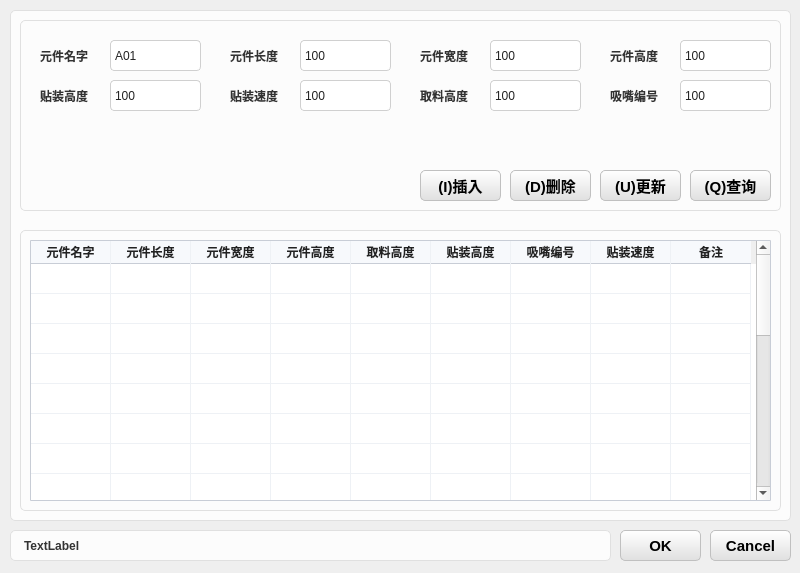
HeJun20250905/ProductProJect, file Solution/HuiRuMachineH/HuiRuMachineH/ChildDialog/DataDialog.ui: the form before one commit.
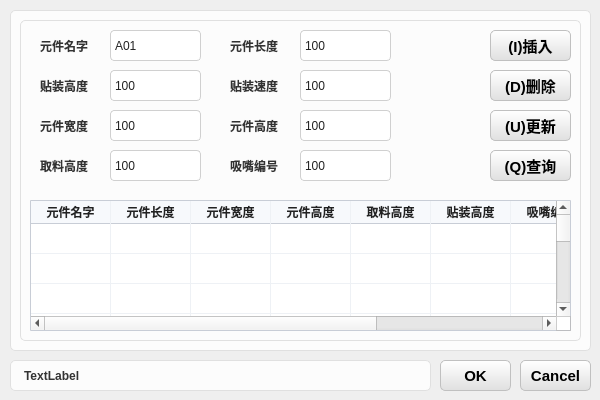
The form after the commit.

Patch:
```diff
--- a/Solution/HuiRuMachineH/HuiRuMachineH/ChildDialog/DataDialog.ui
+++ b/Solution/HuiRuMachineH/HuiRuMachineH/ChildDialog/DataDialog.ui
@@ -6,8 +6,8 @@
    <rect>
     <x>0</x>
     <y>0</y>
-    <width>800</width>
-    <height>573</height>
+    <width>600</width>
+    <height>400</height>
    </rect>
   </property>
   <property name="windowTitle">
@@ -133,8 +133,8 @@
    <property name="geometry">
     <rect>
      <x>10</x>
-     <y>530</y>
-     <width>601</width>
+     <y>360</y>
+     <width>421</width>
      <height>31</height>
     </rect>
    </property>
@@ -147,8 +147,8 @@
     <rect>
      <x>10</x>
      <y>0</y>
-     <width>781</width>
-     <height>521</height>
+     <width>581</width>
+     <height>351</height>
     </rect>
    </property>
    <property name="title">
@@ -159,8 +159,8 @@
      <rect>
       <x>10</x>
       <y>10</y>
-      <width>761</width>
-      <height>201</height>
+      <width>561</width>
+      <height>331</height>
      </rect>
     </property>
     <property name="title">
@@ -169,8 +169,8 @@
     <widget class="QLabel" name="label_4">
      <property name="geometry">
       <rect>
-       <x>400</x>
-       <y>30</y>
+       <x>20</x>
+       <y>100</y>
        <width>61</width>
        <height>31</height>
       </rect>
@@ -190,8 +190,8 @@
     <widget class="QLabel" name="label_9">
      <property name="geometry">
       <rect>
-       <x>590</x>
-       <y>70</y>
+       <x>210</x>
+       <y>140</y>
        <width>61</width>
        <height>31</height>
       </rect>
@@ -211,8 +211,8 @@
     <widget class="QLineEdit" name="lineEdit_NozzleId">
      <property name="geometry">
       <rect>
-       <x>660</x>
-       <y>70</y>
+       <x>280</x>
+       <y>140</y>
        <width>91</width>
        <height>31</height>
       </rect>
@@ -224,8 +224,8 @@
     <widget class="QLabel" name="label_7">
      <property name="geometry">
       <rect>
-       <x>590</x>
-       <y>30</y>
+       <x>210</x>
+       <y>100</y>
        <width>61</width>
        <height>31</height>
       </rect>
@@ -245,8 +245,8 @@
     <widget class="QLineEdit" name="lineEdit_PickZ">
      <property name="geometry">
       <rect>
-       <x>470</x>
-       <y>70</y>
+       <x>90</x>
+       <y>140</y>
        <width>91</width>
        <height>31</height>
       </rect>
@@ -259,7 +259,7 @@
      <property name="geometry">
       <rect>
        <x>210</x>
-       <y>70</y>
+       <y>60</y>
        <width>61</width>
        <height>31</height>
       </rect>
@@ -280,7 +280,7 @@
      <property name="geometry">
       <rect>
        <x>280</x>
-       <y>30</y>
+       <y>20</y>
        <width>91</width>
        <height>31</height>
       </rect>
@@ -292,8 +292,8 @@
     <widget class="QLineEdit" name="lineEdit_Width">
      <property name="geometry">
       <rect>
-       <x>470</x>
-       <y>30</y>
+       <x>90</x>
+       <y>100</y>
        <width>91</width>
        <height>31</height>
       </rect>
@@ -306,7 +306,7 @@
      <property name="geometry">
       <rect>
        <x>20</x>
-       <y>70</y>
+       <y>60</y>
        <width>61</width>
        <height>31</height>
       </rect>
@@ -327,7 +327,7 @@
      <property name="geometry">
       <rect>
        <x>280</x>
-       <y>70</y>
+       <y>60</y>
        <width>91</width>
        <height>31</height>
       </rect>
@@ -339,8 +339,8 @@
     <widget class="QLineEdit" name="lineEdit_Height">
      <property name="geometry">
       <rect>
-       <x>660</x>
-       <y>30</y>
+       <x>280</x>
+       <y>100</y>
        <width>91</width>
        <height>31</height>
       </rect>
@@ -353,7 +353,7 @@
      <property name="geometry">
       <rect>
        <x>210</x>
-       <y>30</y>
+       <y>20</y>
        <width>61</width>
        <height>31</height>
       </rect>
@@ -374,7 +374,7 @@
      <property name="geometry">
       <rect>
        <x>20</x>
-       <y>30</y>
+       <y>20</y>
        <width>61</width>
        <height>31</height>
       </rect>
@@ -395,7 +395,7 @@
      <property name="geometry">
       <rect>
        <x>90</x>
-       <y>70</y>
+       <y>60</y>
        <width>91</width>
        <height>31</height>
       </rect>
@@ -408,7 +408,7 @@
      <property name="geometry">
       <rect>
        <x>90</x>
-       <y>30</y>
+       <y>20</y>
        <width>91</width>
        <height>31</height>
       </rect>
@@ -420,8 +420,8 @@
     <widget class="QLabel" name="label_10">
      <property name="geometry">
       <rect>
-       <x>400</x>
-       <y>70</y>
+       <x>20</x>
+       <y>140</y>
        <width>61</width>
        <height>31</height>
       </rect>
@@ -441,8 +441,8 @@
     <widget class="QPushButton" name="pushButton_Query">
      <property name="geometry">
       <rect>
-       <x>670</x>
-       <y>160</y>
+       <x>470</x>
+       <y>140</y>
        <width>81</width>
        <height>31</height>
       </rect>
@@ -461,8 +461,8 @@
     <widget class="QPushButton" name="pushButton_Update">
      <property name="geometry">
       <rect>
-       <x>580</x>
-       <y>160</y>
+       <x>470</x>
+       <y>100</y>
        <width>81</width>
        <height>31</height>
       </rect>
@@ -481,8 +481,8 @@
     <widget class="QPushButton" name="pushButton_Delete">
      <property name="geometry">
       <rect>
-       <x>490</x>
-       <y>160</y>
+       <x>470</x>
+       <y>60</y>
        <width>81</width>
        <height>31</height>
       </rect>
@@ -501,8 +501,8 @@
     <widget class="QPushButton" name="pushButton_Insert">
      <property name="geometry">
       <rect>
-       <x>400</x>
-       <y>160</y>
+       <x>470</x>
+       <y>20</y>
        <width>81</width>
        <height>31</height>
       </rect>
@@ -518,26 +518,13 @@
       <string>(I)插入</string>
      </property>
     </widget>
-   </widget>
-   <widget class="QGroupBox" name="groupBox_3">
-    <property name="geometry">
-     <rect>
-      <x>10</x>
-      <y>220</y>
-      <width>761</width>
-      <height>291</height>
-     </rect>
-    </property>
-    <property name="title">
-     <string/>
-    </property>
     <widget class="QTableWidget" name="tableWidget">
      <property name="geometry">
       <rect>
        <x>10</x>
-       <y>20</y>
-       <width>741</width>
-       <height>261</height>
+       <y>190</y>
+       <width>541</width>
+       <height>131</height>
       </rect>
      </property>
      <attribute name="horizontalHeaderVisible">
@@ -706,9 +693,9 @@
   <widget class="QPushButton" name="pushButton_Cancel">
    <property name="geometry">
     <rect>
-     <x>710</x>
-     <y>530</y>
-     <width>81</width>
+     <x>520</x>
+     <y>360</y>
+     <width>71</width>
      <height>31</height>
     </rect>
    </property>
@@ -726,9 +713,9 @@
   <widget class="QPushButton" name="pushButton_OK">
    <property name="geometry">
     <rect>
-     <x>620</x>
-     <y>530</y>
-     <width>81</width>
+     <x>440</x>
+     <y>360</y>
+     <width>71</width>
      <height>31</height>
     </rect>
    </property>
```
